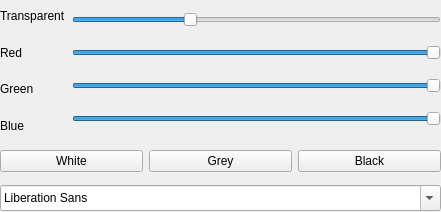
Qt form ClocksSettings.ui (Roker2/ClocksOnWindows) before a commit.
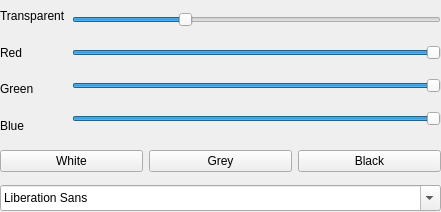
The same form after that commit. Icons and pictures are not drawn.

Commit message:
ClocksSettings: Set minimal transparent
If tranparent < 5, program have issue

```diff
--- a/ClocksSettings.ui
+++ b/ClocksSettings.ui
@@ -63,6 +63,9 @@
      <layout class="QVBoxLayout" name="verticalLayout">
       <item>
        <widget class="QSlider" name="Slider_Transparent">
+        <property name="minimum">
+         <number>5</number>
+        </property>
         <property name="maximum">
          <number>255</number>
         </property>
```
